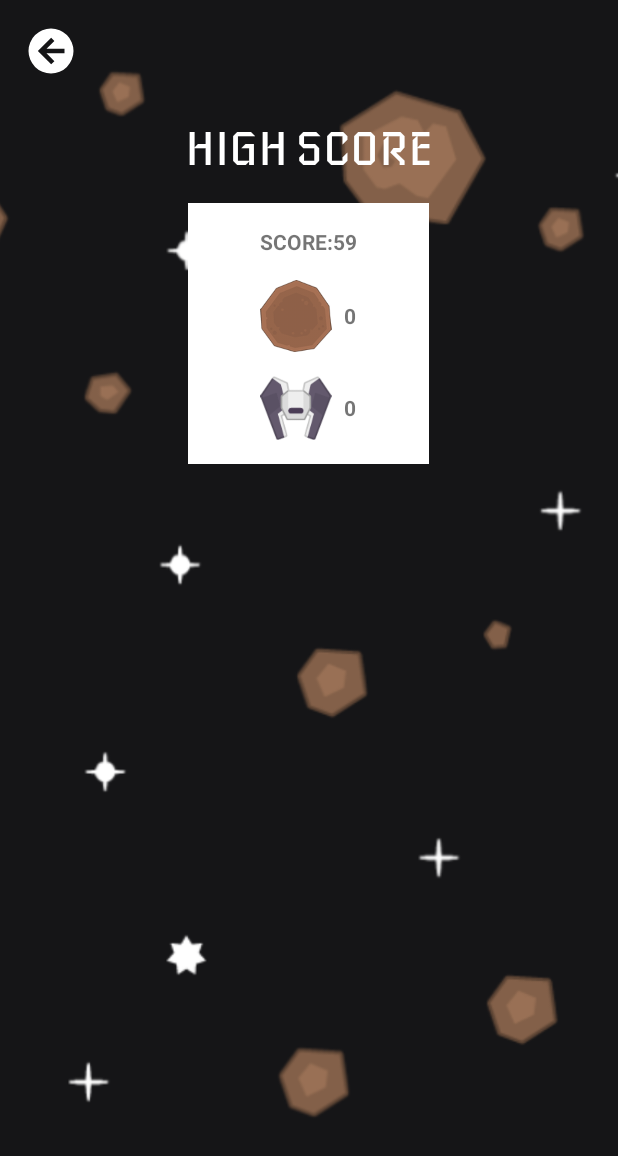
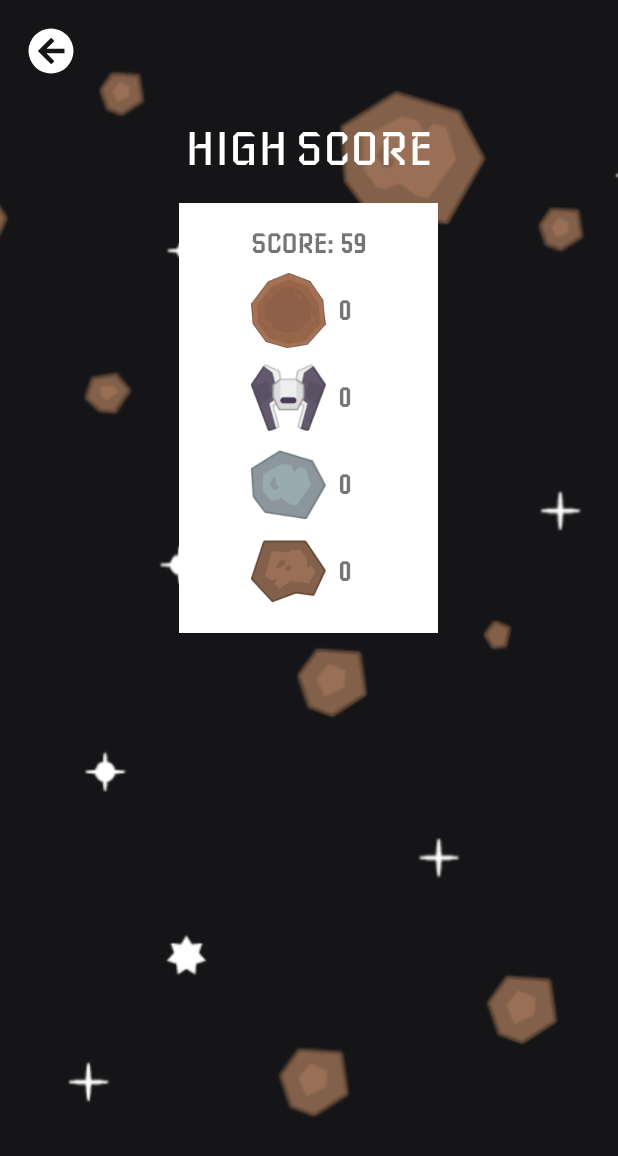
Before and after one commit to Nekobitlz/Meteorite-Attack-Android, an Android app: the HighScoreActivity screen opened directly, with no data from a screen before it, on a phone screen of 412 x 824 dp. Shown: the top 1156 px of the screen. Run offline under Robolectric (Android 15) with nearby library versions, the phone set to English and light mode, and no system bars.

Commit message:
Added BorderDestroyer and Exploder to HighScore Activity

```diff
--- a/app/src/main/java/com/nekobitlz/meteorite_attack/objects/enemies/BorderDestroyerMeteor.java
+++ b/app/src/main/java/com/nekobitlz/meteorite_attack/objects/enemies/BorderDestroyerMeteor.java
@@ -88,7 +88,7 @@ public class BorderDestroyerMeteor extends Enemy {
 
         if (health <= 0) {
             SCORE += level * 15;
-            METEOR_DESTROYED++;
+            BORDER_DESTROYER_DESTROYED++;
             MONEY += value * 1.5;
             destroy();
         } else {
--- a/app/src/main/java/com/nekobitlz/meteorite_attack/objects/enemies/ExploderMeteor.java
+++ b/app/src/main/java/com/nekobitlz/meteorite_attack/objects/enemies/ExploderMeteor.java
@@ -89,7 +89,7 @@ public class ExploderMeteor extends Enemy {
 
         if (health <= 0) {
             SCORE += level * 10;
-            METEOR_DESTROYED++;
+            EXPLODER_DESTROYED++;
             MONEY += value;
             destroy();
         } else {
--- a/app/src/main/java/com/nekobitlz/meteorite_attack/options/Drawer.java
+++ b/app/src/main/java/com/nekobitlz/meteorite_attack/options/Drawer.java
@@ -216,14 +216,14 @@ public class Drawer {
                     "EnemyShip Destroyed : " + spm.getEnemyDestroyed(),
                     screenSizeX / 2, (screenSizeY / 2) + 180, enemyDestroyed);
 
-            Paint meteorDestroyed = new Paint();
-            meteorDestroyed.setTextSize(50);
-            meteorDestroyed.setTextAlign(Paint.Align.CENTER);
-            meteorDestroyed.setColor(Color.WHITE);
-            meteorDestroyed.setTypeface(typeface);
+            canvas.drawText("Meteor Destroyed : " + spm.getMeteorDestroyed(),
+                    screenSizeX / 2, (screenSizeY / 2) + 240, enemyDestroyed);
 
-            canvas.drawText("Meteor Destroyed : " + spm.getMeteorDestroyed(),
-                    screenSizeX / 2, (screenSizeY / 2) + 240, meteorDestroyed);
+            canvas.drawText("Border Destroyer Destroyed : " + spm.getBorderDestroyed(),
+                    screenSizeX / 2, (screenSizeY / 2) + 300, enemyDestroyed);
+
+            canvas.drawText("Exploder Destroyed : " + spm.getExploderDestroyed(),
+                    screenSizeX / 2, (screenSizeY / 2) + 360, enemyDestroyed);
         }
     }
 
--- a/app/src/main/java/com/nekobitlz/meteorite_attack/options/SharedPreferencesManager.java
+++ b/app/src/main/java/com/nekobitlz/meteorite_attack/options/SharedPreferencesManager.java
@@ -34,19 +34,22 @@ public class SharedPreferencesManager {
     /*
         Saves high score and count of meteors and enemy that were destroyed
      */
-    public void saveHighScore(int score, int meteorDestroyed, int enemyDestroyed) {
+    public void saveHighScore(int score, int meteorDestroyed, int enemyDestroyed,
+                              int borderDestroyed, int exploderDestroyed) {
         SharedPreferences sp = context.getSharedPreferences(name, Context.MODE_PRIVATE);
         SharedPreferences.Editor e = sp.edit();
 
         e.putInt("high_score", score);
         e.putInt("meteorite", meteorDestroyed);
         e.putInt("enemy", enemyDestroyed);
+        e.putInt("border", borderDestroyed);
+        e.putInt("exploder", exploderDestroyed);
 
         e.apply();
     }
 
     /*
-        Saves player image and weapon power
+        Saves player image, laser image and difficulty level
     */
     public void savePlayer(int playerImage, int laserImage, int level) {
         SharedPreferences sp = context.getSharedPreferences(name, Context.MODE_PRIVATE);
@@ -117,6 +120,18 @@ public class SharedPreferencesManager {
         SharedPreferences sp = context.getSharedPreferences(name, Context.MODE_PRIVATE);
 
         return sp.getInt("enemy", 0);
+    }
+
+    public int getBorderDestroyed() {
+        SharedPreferences sp = context.getSharedPreferences(name, Context.MODE_PRIVATE);
+
+        return sp.getInt("border", 0);
+    }
+
+    public int getExploderDestroyed() {
+        SharedPreferences sp = context.getSharedPreferences(name, Context.MODE_PRIVATE);
+
+        return sp.getInt("exploder", 0);
     }
 
     public int getMoney() {
--- a/app/src/main/java/com/nekobitlz/meteorite_attack/views/GameView.java
+++ b/app/src/main/java/com/nekobitlz/meteorite_attack/views/GameView.java
@@ -34,6 +34,8 @@ public class GameView extends SurfaceView implements Runnable {
     public static int SCORE = 0;
     public static int METEOR_DESTROYED = 0;
     public static int ENEMY_SHIP_DESTROYED = 0;
+    public static int EXPLODER_DESTROYED = 0;
+    public static int BORDER_DESTROYER_DESTROYED = 0;
     public static int MONEY = 0;
     public static int WEAPON_POWER = 1;
     public static int X_SCORE = 1;
@@ -103,6 +105,11 @@ public class GameView extends SurfaceView implements Runnable {
         WEAPON_POWER = spm.getWeaponPower(tag);
         X_SCORE = spm.getXScore(tag);
         BONUS_DURATION = 0;
+        METEOR_DESTROYED = 0;
+        ENEMY_SHIP_DESTROYED = 0;
+        BORDER_DESTROYER_DESTROYED = 0;
+        EXPLODER_DESTROYED = 0;
+
         level = spm.getLevel();
         distance = 0;
 
@@ -361,7 +368,11 @@ public class GameView extends SurfaceView implements Runnable {
         //Saves new high score
         if (SCORE > spm.getHighScore()) {
             currentStatus = GameStatus.NewHighScore;
-            spm.saveHighScore(SCORE, METEOR_DESTROYED, ENEMY_SHIP_DESTROYED);
+            spm.saveHighScore(
+                    SCORE, METEOR_DESTROYED, ENEMY_SHIP_DESTROYED,
+                    BORDER_DESTROYER_DESTROYED,
+                    EXPLODER_DESTROYED
+            );
         }
     }
 
--- a/app/src/main/java/com/nekobitlz/meteorite_attack/views/HighScoreActivity.java
+++ b/app/src/main/java/com/nekobitlz/meteorite_attack/views/HighScoreActivity.java
@@ -1,6 +1,7 @@
 package com.nekobitlz.meteorite_attack.views;
 
 import android.annotation.SuppressLint;
+import android.support.constraint.ConstraintLayout;
 import android.support.v7.app.AppCompatActivity;
 import android.os.Bundle;
 import android.view.View;
@@ -20,10 +21,12 @@ public class HighScoreActivity extends AppCompatActivity implements View.OnClick
 
     private TextView score;
     private TextView meteor;
-    private TextView enemy;
+    private TextView enemyShip;
+    private TextView borderDestroyer;
+    private TextView exploder;
     private TextView nullHighScore;
 
-    private LinearLayout highScoreContainer;
+    private ConstraintLayout highScoreContainer;
 
     @Override
     protected void onCreate(Bundle savedInstanceState) {
@@ -37,9 +40,11 @@ public class HighScoreActivity extends AppCompatActivity implements View.OnClick
         getWindow().addFlags(WindowManager.LayoutParams.FLAG_KEEP_SCREEN_ON);
 
         back = findViewById(R.id.back);
-        score = findViewById(R.id.score);
-        meteor = findViewById(R.id.meteor);
-        enemy = findViewById(R.id.enemyShip);
+        score = findViewById(R.id.score_count);
+        meteor = findViewById(R.id.meteor_count);
+        enemyShip = findViewById(R.id.enemy_count);
+        borderDestroyer = findViewById(R.id.border_count);
+        exploder = findViewById(R.id.exploder_count);
         nullHighScore = findViewById(R.id.null_high_score);
         highScoreContainer = findViewById(R.id.high_score_container);
 
@@ -60,7 +65,9 @@ public class HighScoreActivity extends AppCompatActivity implements View.OnClick
 
             score.setText(spm.getHighScore() + "");
             meteor.setText(spm.getMeteorDestroyed() + "");
-            enemy.setText(spm.getEnemyDestroyed() + "");
+            enemyShip.setText(spm.getEnemyDestroyed() + "");
+            borderDestroyer.setText(spm.getBorderDestroyed() + "");
+            exploder.setText(spm.getExploderDestroyed() + "");
         } else {
             nullHighScore.setVisibility(TextView.VISIBLE);
             highScoreContainer.setVisibility(LinearLayout.GONE);
--- a/app/src/main/res/layout/activity_high_score.xml
+++ b/app/src/main/res/layout/activity_high_score.xml
@@ -10,7 +10,10 @@
             android:layout_width="match_parent"
             android:layout_height="match_parent"
             android:scaleType="centerCrop"
-            android:src="@drawable/menu_background"/>
+            android:src="@drawable/menu_background"
+            android:layout_alignParentStart="true"
+            android:layout_alignParentTop="true"
+            android:layout_alignParentLeft="true"/>
 
     <ImageView
             android:layout_margin="16dp"
@@ -40,8 +43,10 @@
                 android:text="@string/new_high_score"
                 android:textColor="@android:color/white"
                 android:layout_width="wrap_content"
-                android:layout_height="wrap_content" />
-        <LinearLayout
+                android:layout_height="wrap_content"
+                android:fontFamily="@font/iceberg_regular"/>
+
+        <android.support.constraint.ConstraintLayout
                 android:id="@+id/high_score_container"
                 android:layout_marginTop="16dp"
                 android:layout_width="wrap_content"
@@ -53,63 +58,144 @@
                 android:paddingTop="16dp"
                 android:paddingBottom="16dp"
                 android:gravity="center_horizontal">
+
             <LinearLayout
+                    android:orientation="horizontal"
                     android:layout_width="wrap_content"
                     android:layout_height="wrap_content"
-                    android:orientation="horizontal"
-                    android:layout_marginBottom="16dp">
+                    app:layout_constraintStart_toStartOf="parent"
+                    app:layout_constraintTop_toTopOf="parent"
+                    android:id="@+id/linearLayout2"
+                    app:layout_constraintDimensionRatio="w,1:1"
+                    app:layout_constraintEnd_toEndOf="parent">
                 <TextView
                         android:textStyle="bold"
                         android:text="@string/score"
                         android:layout_width="wrap_content"
-                        android:layout_height="wrap_content" />
+                        android:layout_height="wrap_content"
+                        android:id="@+id/score_text"
+                        android:fontFamily="@font/iceberg_regular"
+                        app:layout_constraintTop_toTopOf="parent"
+                        app:layout_constraintStart_toStartOf="parent"
+                        app:layout_constraintEnd_toEndOf="parent"
+                        app:layout_constraintHorizontal_bias="0.0"
+                        android:textSize="18sp"/>
                 <TextView
                         android:textStyle="bold"
-                        android:id="@+id/score"
-                        android:text="100"
-                        android:layout_width="wrap_content"
-                        android:layout_height="wrap_content" />
-            </LinearLayout>
-            <LinearLayout
+                        android:id="@+id/score_count"
                         android:layout_width="wrap_content"
                         android:layout_height="wrap_content"
-                    android:orientation="horizontal"
-                    android:gravity="center_vertical"
-                    android:layout_marginBottom="16dp">
+                        android:fontFamily="@font/iceberg_regular"
+                        app:layout_constraintBottom_toBottomOf="@+id/meteor_image"
+                        app:layout_constraintTop_toTopOf="@+id/meteor_image"
+                        app:layout_constraintStart_toEndOf="@+id/meteor_image"
+                        android:text="100"
+                        android:layout_weight="1"
+                        android:layout_marginLeft="4dp"
+                        android:layout_marginStart="4dp"
+                        android:textSize="18sp"/>
+            </LinearLayout>
+
+
             <ImageView
                     android:src="@drawable/meteor_4"
-                        android:layout_width="48dp"
-                        android:layout_height="wrap_content"
+                    android:layout_width="50dp"
+                    android:layout_height="50dp"
                     android:adjustViewBounds="true"
-                        android:layout_marginRight="8dp"
-                        android:layout_marginEnd="8dp"/>
+                    android:id="@+id/meteor_image"
+                    android:layout_marginTop="8dp"
+                    app:layout_constraintTop_toBottomOf="@+id/linearLayout2"
+                    app:layout_constraintStart_toStartOf="parent"
+                    app:layout_constraintEnd_toEndOf="parent"
+                    app:layout_constraintHorizontal_bias="0.0"
+            />
             <TextView
                     android:textStyle="bold"
-                        android:id="@+id/meteor"
+                    android:id="@+id/meteor_count"
+                    android:layout_width="wrap_content"
+                    android:layout_height="wrap_content"
+                    android:fontFamily="@font/iceberg_regular"
+                    app:layout_constraintBottom_toBottomOf="@+id/meteor_image"
+                    app:layout_constraintTop_toTopOf="@+id/meteor_image"
+                    app:layout_constraintStart_toEndOf="@+id/meteor_image"
+                    android:layout_marginLeft="8dp"
+                    android:layout_marginStart="8dp"
+                    android:text="x100"
+                    android:textSize="18sp"/>
+
+
+            <ImageView
+                    android:src="@drawable/enemy_black_1"
+                    android:layout_width="50dp"
+                    android:layout_height="50dp"
+                    android:adjustViewBounds="true"
+                    android:id="@+id/enemy_image"
+                    android:layout_marginTop="8dp"
+                    app:layout_constraintStart_toStartOf="@+id/meteor_image"
+                    app:layout_constraintEnd_toEndOf="@+id/meteor_image"
+                    app:layout_constraintTop_toBottomOf="@+id/meteor_image"/>
+            <TextView
+                    android:textStyle="bold"
+                    android:id="@+id/enemy_count"
                     android:text="x100"
                     android:layout_width="wrap_content"
-                        android:layout_height="wrap_content" />
-            </LinearLayout>
-            <LinearLayout
+                    android:layout_height="wrap_content"
+                    android:layout_marginLeft="8dp"
+                    android:layout_marginStart="8dp"
+                    app:layout_constraintStart_toEndOf="@+id/enemy_image"
+                    app:layout_constraintBottom_toBottomOf="@+id/enemy_image"
+                    app:layout_constraintTop_toTopOf="@+id/enemy_image"
+                    android:fontFamily="@font/iceberg_regular"
+                    android:textSize="18sp"/>
+
+
+            <ImageView
+                    android:layout_width="50dp"
+                    android:layout_height="50dp"
+                    android:adjustViewBounds="true"
+                    android:id="@+id/exploder_image"
+                    android:layout_marginTop="8dp"
+                    app:layout_constraintStart_toStartOf="@+id/enemy_image"
+                    app:layout_constraintEnd_toEndOf="@+id/enemy_image"
+                    app:layout_constraintTop_toBottomOf="@+id/enemy_image"
+                    android:src="@drawable/meteor_grey_big_3"/>
+            <TextView
+                    android:textStyle="bold"
+                    android:id="@+id/exploder_count"
+                    android:text="x100"
                     android:layout_width="wrap_content"
                     android:layout_height="wrap_content"
-                    android:orientation="horizontal"
-                    android:gravity="center_vertical">
+                    app:layout_constraintBottom_toBottomOf="@+id/exploder_image"
+                    app:layout_constraintTop_toTopOf="@+id/exploder_image"
+                    app:layout_constraintStart_toEndOf="@+id/exploder_image"
+                    android:layout_marginLeft="8dp"
+                    android:layout_marginStart="8dp"
+                    android:fontFamily="@font/iceberg_regular"
+                    android:textSize="18sp"/>
             <ImageView
-                        android:src="@drawable/enemy_black_1"
-                        android:layout_width="48dp"
-                        android:layout_height="wrap_content"
+                    android:src="@drawable/meteor_brown_big_1"
+                    android:layout_width="50dp"
+                    android:layout_height="50dp"
                     android:adjustViewBounds="true"
-                        android:layout_marginRight="8dp"
-                        android:layout_marginEnd="8dp"/>
+                    android:id="@+id/border_image"
+                    android:layout_marginTop="8dp"
+                    app:layout_constraintEnd_toEndOf="@+id/exploder_image"
+                    app:layout_constraintStart_toStartOf="@+id/exploder_image"
+                    app:layout_constraintTop_toBottomOf="@+id/exploder_image"/>
             <TextView
                     android:textStyle="bold"
-                        android:id="@+id/enemyShip"
+                    android:id="@+id/border_count"
                     android:text="x100"
                     android:layout_width="wrap_content"
-                        android:layout_height="wrap_content" />
-            </LinearLayout>
-        </LinearLayout>
+                    android:layout_height="wrap_content"
+                    android:layout_marginLeft="8dp"
+                    android:layout_marginStart="8dp"
+                    app:layout_constraintBottom_toBottomOf="@+id/border_image"
+                    app:layout_constraintStart_toEndOf="@+id/border_image"
+                    app:layout_constraintTop_toTopOf="@+id/border_image"
+                    android:fontFamily="@font/iceberg_regular"
+                    android:textSize="18sp"/>
+        </android.support.constraint.ConstraintLayout>
     </LinearLayout>
 
 </RelativeLayout>
```
Lines whose indentation alone changed are shown as unchanged.
